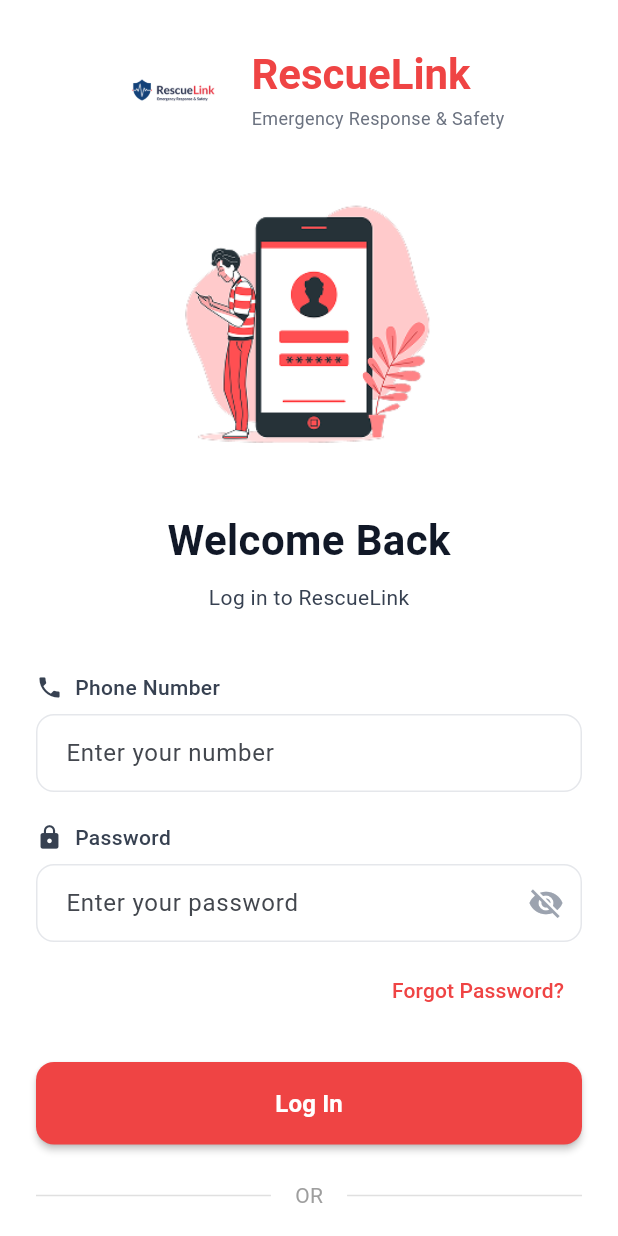
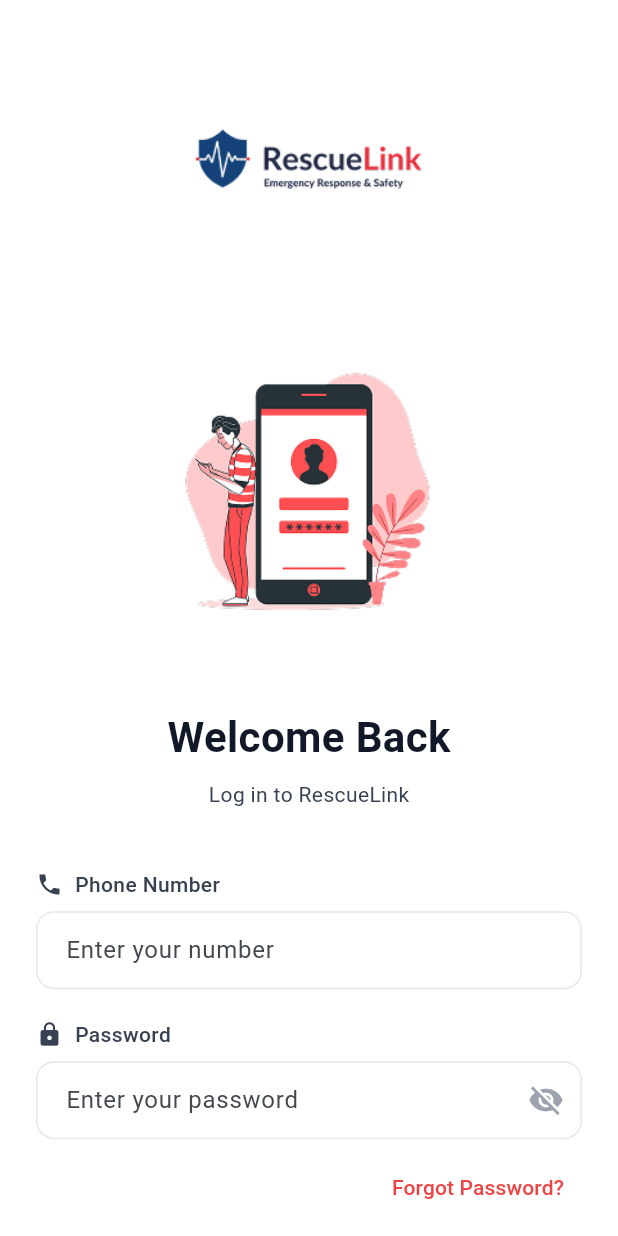
Before and after one commit to goSTYLO/RescueLink, a Flutter app: the screen it shows after launch, on a phone screen of 412 x 824 dp. Run offline on Flutter 3.47's test engine with Material 3 defaults, Android fonts, the phone set to English and light mode, and no system bars; our stand-ins replace equatable, firebase_auth, firebase_core, flutter_bloc, flutter_dotenv, geolocator and 3 more; missing offline and left inert: record; accounts and stored records are empty.

Commit message:
Update login_screen.dart

```diff
--- a/Frontend/Mobile/lib/screens/auth/login_screen.dart
+++ b/Frontend/Mobile/lib/screens/auth/login_screen.dart
@@ -44,43 +44,13 @@
         ));
   }
 
-  Widget _buildLogo() {
-    return Row(
-      mainAxisAlignment: MainAxisAlignment.center,
-      mainAxisSize: MainAxisSize.min,
-      children: [
-        // Logo PNG
-        Image.asset(
-          'assets/logo/logo.png',
-          width: 80,
-          height: 80,
-          fit: BoxFit.contain,
-        ),
-        const SizedBox(width: 12),
-        Column(
-          crossAxisAlignment: CrossAxisAlignment.start,
-          mainAxisSize: MainAxisSize.min,
-          children: [
-            RichText(
-              text: const TextSpan(
-                style: TextStyle(fontSize: 28, fontWeight: FontWeight.bold),
-                children: [
-                  TextSpan(text: 'Rescue', style: TextStyle(color: Color(0xFFEF4444))),
-                  TextSpan(text: 'Link', style: TextStyle(color: Color(0xFFEF4444))),
-                ],
-              ),
-            ),
-            const SizedBox(height: 4),
-            const Text(
-              'Emergency Response & Safety',
-              style: TextStyle(
-                color: Color(0xFF6B7280),
-                fontSize: 12,
-              ),
-            ),
-          ],
-        ),
-      ],
+ Widget _buildLogo() {
+    return Center(
+      child: Image.asset(
+        'assets/logo/logo.png',
+        width: 220, // Nice and big!
+        // Notice we completely removed the 'height' and 'fit' lines
+      ),
     );
   }
 
@@ -130,13 +100,13 @@
                 padding: const EdgeInsets.symmetric(horizontal: 24.0),
                 child: Column(
                   children: [
-                const SizedBox(height: 20),
+                const SizedBox(height: 0),
                 // Logo Section
                 _buildLogo(),
                 const SizedBox(height: 20),
                 // Illustration
                 _buildIllustration(),
-                const SizedBox(height: 20),
+                const SizedBox(height: 40),
                 // Welcome Message
                 const Text(
                   'Welcome Back',
```
